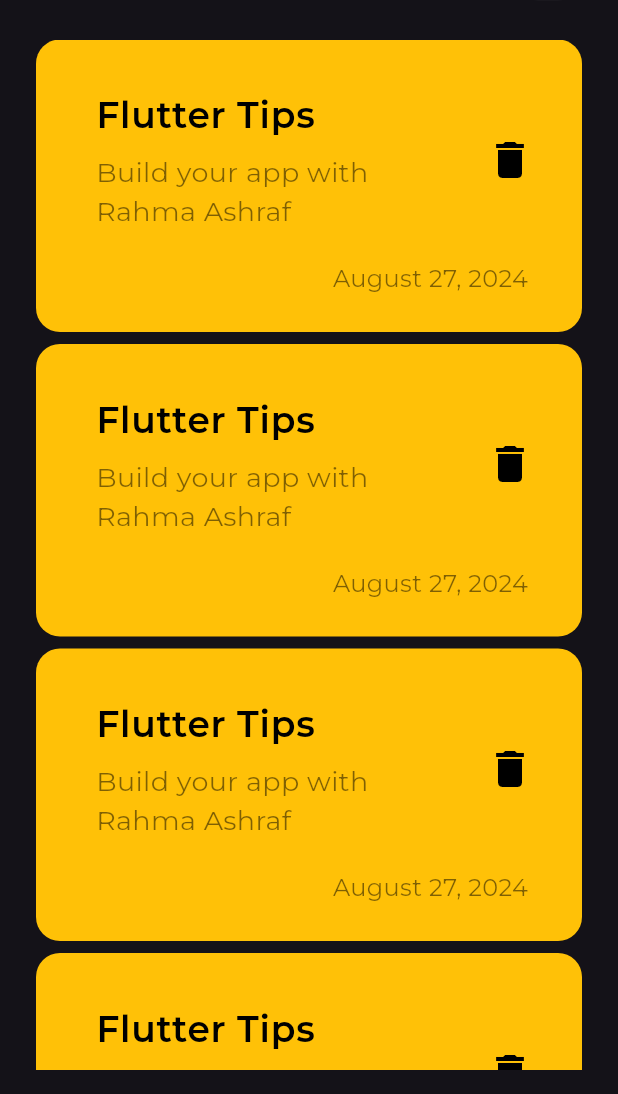
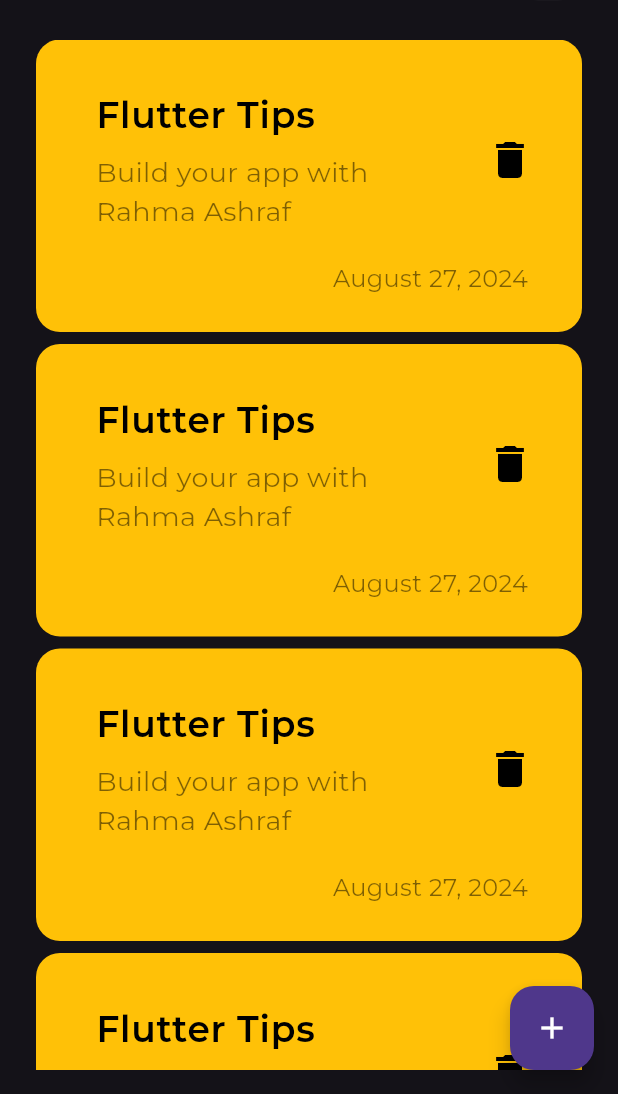
Before and after one commit to RahMA79/NotesApp, a Flutter app: the screen it shows after launch, on a phone screen of 412 x 824 dp, the part 142-1236 px from its top. Run offline on Flutter 3.47's test engine with Material 3 defaults, Android fonts, the phone set to English and light mode, and no system bars; project files that could hold a hidden picture were left out.

```diff
--- a/lib/views/notes_view.dart
+++ b/lib/views/notes_view.dart
@@ -1,5 +1,6 @@
 import 'package:flutter/material.dart';
 import 'package:note_app/widgets/custom_app_bar.dart';
+import 'package:note_app/widgets/cutom_bottom_sheet.dart';
 import 'package:note_app/widgets/list_view_item.dart';
 
 class NotesView extends StatelessWidget {
@@ -7,8 +8,21 @@ class NotesView extends StatelessWidget {
 
   @override
   Widget build(BuildContext context) {
-    return const Scaffold(
-      body: Padding(
+    return Scaffold(
+      floatingActionButton: FloatingActionButton(
+        onPressed: () {
+          showModalBottomSheet(
+              context: context,
+              builder: (context) {
+                return const CutomBottomSheet();
+              });
+        },
+        child: const Icon(
+          Icons.add,
+          color: Colors.white,
+        ),
+      ),
+      body: const Padding(
         padding: EdgeInsets.symmetric(horizontal: 24),
         child: Column(
           children: [
```
Also changed, not shown: lib/widgets/custom_textfield.dart (added, +43 -0 lines), lib/widgets/cutom_bottom_sheet.dart (added, +28 -0 lines).
